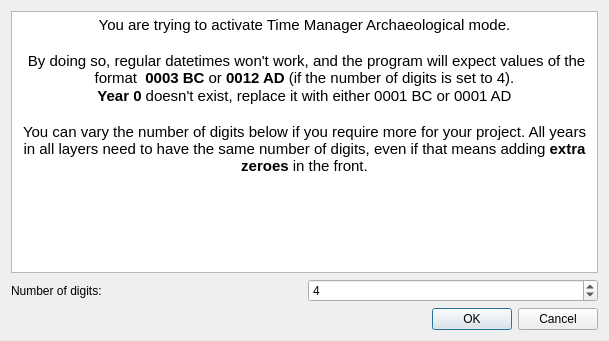
First picture: the form in arch.ui, repository anitagraser/TimeManager, before the edit.
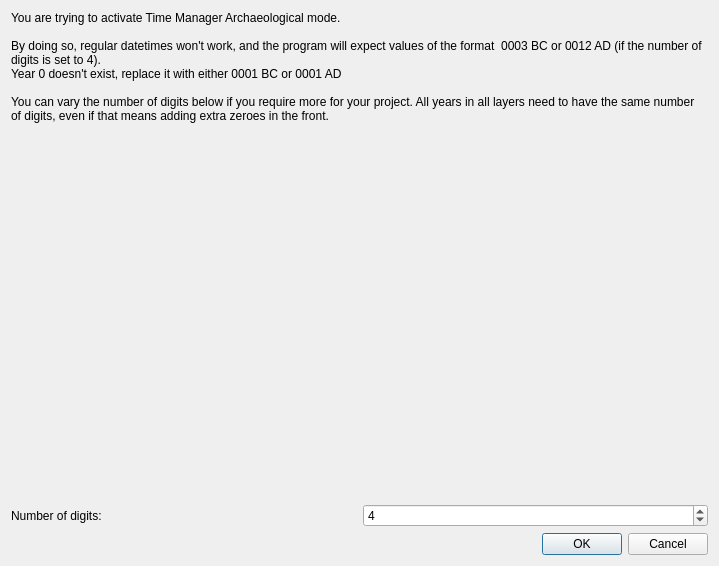
Second picture: the form after the edit.

Commit message: Fixed HiDPI issues with arch gui

Patch:
```diff
--- a/arch.ui
+++ b/arch.ui
@@ -6,25 +6,42 @@
    <rect>
     <x>0</x>
     <y>0</y>
-    <width>609</width>
-    <height>341</height>
+    <width>719</width>
+    <height>566</height>
    </rect>
   </property>
   <property name="windowTitle">
    <string>Dialog</string>
   </property>
-  <layout class="QGridLayout" name="gridLayout">
-   <item row="3" column="0" colspan="2">
-    <widget class="QDialogButtonBox" name="buttonBox">
-     <property name="orientation">
-      <enum>Qt::Horizontal</enum>
+  <layout class="QVBoxLayout" name="verticalLayout">
+   <item>
+    <widget class="QLabel" name="label">
+     <property name="sizePolicy">
+      <sizepolicy hsizetype="Preferred" vsizetype="Preferred">
+       <horstretch>0</horstretch>
+       <verstretch>0</verstretch>
+      </sizepolicy>
      </property>
-     <property name="standardButtons">
-      <set>QDialogButtonBox::Cancel|QDialogButtonBox::Ok</set>
+     <property name="text">
+      <string>You are trying to activate Time Manager Archaeological mode.
+
+By doing so, regular datetimes won't work, and the program will expect values of the format  0003 BC or 0012 AD (if the number of digits is set to 4).
+Year 0 doesn't exist, replace it with either 0001 BC or 0001 AD
+
+You can vary the number of digits below if you require more for your project. All years in all layers need to have the same number of digits, even if that means adding extra zeroes in the front.</string>
+     </property>
+     <property name="textFormat">
+      <enum>Qt::PlainText</enum>
+     </property>
+     <property name="alignment">
+      <set>Qt::AlignLeading|Qt::AlignLeft|Qt::AlignTop</set>
+     </property>
+     <property name="wordWrap">
+      <bool>true</bool>
      </property>
     </widget>
    </item>
-   <item row="2" column="0" colspan="2">
+   <item>
     <layout class="QHBoxLayout" name="horizontalLayout">
      <item>
       <widget class="QLabel" name="label_3">
@@ -45,19 +62,13 @@
      </item>
     </layout>
    </item>
-   <item row="0" column="0" rowspan="2" colspan="2">
-    <widget class="QTextBrowser" name="textBrowser">
-     <property name="html">
-      <string>&lt;!DOCTYPE HTML PUBLIC &quot;-//W3C//DTD HTML 4.0//EN&quot; &quot;http://www.w3.org/TR/REC-html40/strict.dtd&quot;&gt;
-&lt;html&gt;&lt;head&gt;&lt;meta name=&quot;qrichtext&quot; content=&quot;1&quot; /&gt;&lt;style type=&quot;text/css&quot;&gt;
-p, li { white-space: pre-wrap; }
-&lt;/style&gt;&lt;/head&gt;&lt;body style=&quot; font-family:'Cantarell'; font-size:11pt; font-weight:400; font-style:normal;&quot;&gt;
-&lt;p align=&quot;center&quot; style=&quot; margin-top:0px; margin-bottom:0px; margin-left:0px; margin-right:0px; -qt-block-indent:0; text-indent:0px;&quot;&gt;&lt;span style=&quot; font-family:'Ubuntu';&quot;&gt;You are trying to activate Time Manager Archaeological mode.&lt;/span&gt;&lt;/p&gt;
-&lt;p align=&quot;center&quot; style=&quot;-qt-paragraph-type:empty; margin-top:0px; margin-bottom:0px; margin-left:0px; margin-right:0px; -qt-block-indent:0; text-indent:0px; font-family:'Ubuntu';&quot;&gt;&lt;br /&gt;&lt;/p&gt;
-&lt;p align=&quot;center&quot; style=&quot; margin-top:0px; margin-bottom:0px; margin-left:0px; margin-right:0px; -qt-block-indent:0; text-indent:0px;&quot;&gt;&lt;span style=&quot; font-family:'Ubuntu';&quot;&gt; By doing so, regular datetimes won't work, and the program will expect values of the format  &lt;/span&gt;&lt;span style=&quot; font-family:'Ubuntu'; font-weight:600;&quot;&gt;0003 BC&lt;/span&gt;&lt;span style=&quot; font-family:'Ubuntu';&quot;&gt; or &lt;/span&gt;&lt;span style=&quot; font-family:'Ubuntu'; font-weight:600;&quot;&gt;0012 AD&lt;/span&gt;&lt;span style=&quot; font-family:'Ubuntu';&quot;&gt; (if the number of digits is set to 4).&lt;/span&gt;&lt;/p&gt;
-&lt;p align=&quot;center&quot; style=&quot; margin-top:0px; margin-bottom:0px; margin-left:0px; margin-right:0px; -qt-block-indent:0; text-indent:0px;&quot;&gt;&lt;span style=&quot; font-family:'Ubuntu'; font-weight:600;&quot;&gt;Year 0 &lt;/span&gt;&lt;span style=&quot; font-family:'Ubuntu';&quot;&gt;doesn't exist, replace it with either 0001 BC or 0001 AD&lt;/span&gt;&lt;/p&gt;
-&lt;p align=&quot;center&quot; style=&quot;-qt-paragraph-type:empty; margin-top:0px; margin-bottom:0px; margin-left:0px; margin-right:0px; -qt-block-indent:0; text-indent:0px; font-family:'Ubuntu';&quot;&gt;&lt;br /&gt;&lt;/p&gt;
-&lt;p align=&quot;center&quot; style=&quot; margin-top:0px; margin-bottom:0px; margin-left:0px; margin-right:0px; -qt-block-indent:0; text-indent:0px;&quot;&gt;&lt;span style=&quot; font-family:'Ubuntu';&quot;&gt;You can vary the number of digits below if you require more for your project. All years in all layers need to have the same number of digits, even if that means adding &lt;/span&gt;&lt;span style=&quot; font-family:'Ubuntu'; font-weight:600;&quot;&gt;extra zeroes&lt;/span&gt;&lt;span style=&quot; font-family:'Ubuntu';&quot;&gt; in the front.&lt;/span&gt;&lt;/p&gt;&lt;/body&gt;&lt;/html&gt;</string>
+   <item>
+    <widget class="QDialogButtonBox" name="buttonBox">
+     <property name="orientation">
+      <enum>Qt::Horizontal</enum>
+     </property>
+     <property name="standardButtons">
+      <set>QDialogButtonBox::Cancel|QDialogButtonBox::Ok</set>
      </property>
     </widget>
    </item>
```
